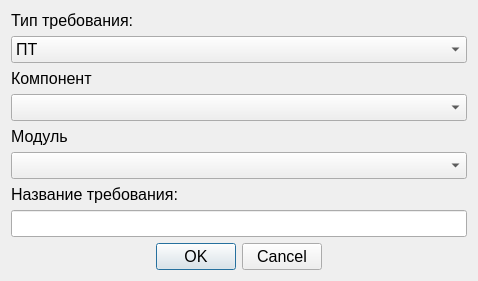
gen1izh/cpp, file plugins/analysis/widgets/analysis/newrequirementdialog.ui: the form before one commit.
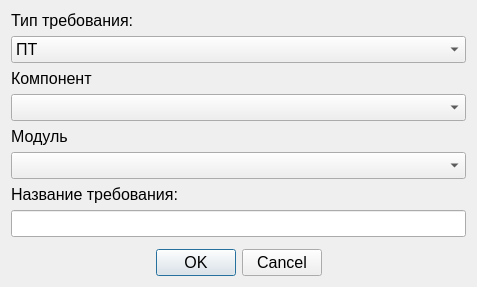
The form after the commit. Icons and pictures are not drawn.

The edit to the form file:
```diff
--- a/plugins/analysis/widgets/analysis/newrequirementdialog.ui
+++ b/plugins/analysis/widgets/analysis/newrequirementdialog.ui
@@ -6,8 +6,8 @@
    <rect>
     <x>0</x>
     <y>0</y>
-    <width>478</width>
-    <height>278</height>
+    <width>477</width>
+    <height>287</height>
    </rect>
   </property>
   <property name="font">
```
Left out of the diff: 10 changed lines with no effect on the pictures.
